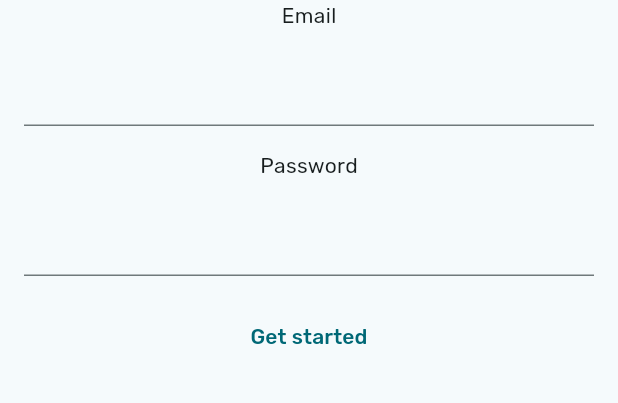
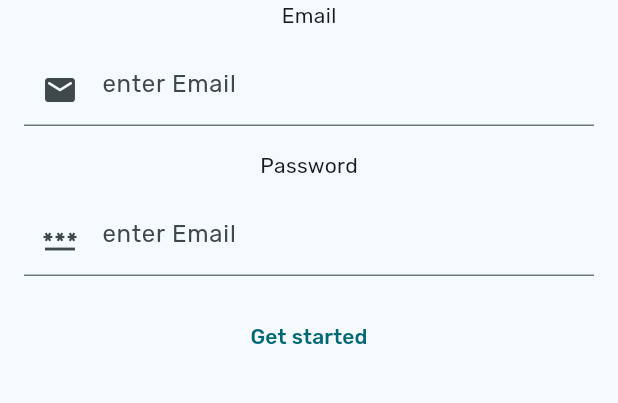
Before and after one commit to crhsidea/tamuhack24, a Flutter app: the SigninPage screen opened directly, on a phone screen of 412 x 824 dp, the part 84-487 px from its top. Run offline on Flutter 3.47's test engine with Material 3 defaults, Android fonts, the phone set to English and light mode, and no system bars; our stand-ins replace file_picker, modal_bottom_sheet, persistent_bottom_nav_bar, supabase_flutter, wave; missing offline and left inert: current_location, dynamic_form; accounts and stored records are empty; network calls fail.

Commit message:
form icons

```diff
--- a/lib/pages/signin.dart
+++ b/lib/pages/signin.dart
@@ -35,6 +35,8 @@ class SigninPageState extends State<SigninPage> {
             padding: EdgeInsets.all(16.0),
             child: TextField(
               decoration: InputDecoration(
+                prefixIcon: Icon(Icons.email_rounded),
+                hintText: 'enter Email',
                 fillColor: Color(0xFFE6E1C5),
                 focusColor: Color(0xFFBA2D0B),
               ),
@@ -45,6 +47,12 @@ class SigninPageState extends State<SigninPage> {
           Padding(
             padding: EdgeInsets.all(16.0),
             child: TextField(
+                decoration: const InputDecoration(
+                  prefixIcon: Icon(Icons.password),
+                  hintText: 'enter Email',
+                  fillColor: Color(0xFFE6E1C5),
+                  focusColor: Color(0xFFBA2D0B),
+                ),
                 controller: passwordController,
                 onChanged: (text) {
                   setState(() {
```
